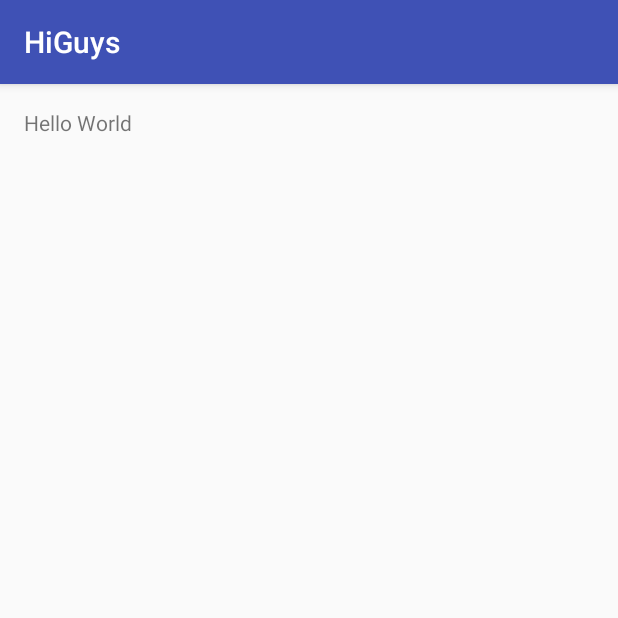
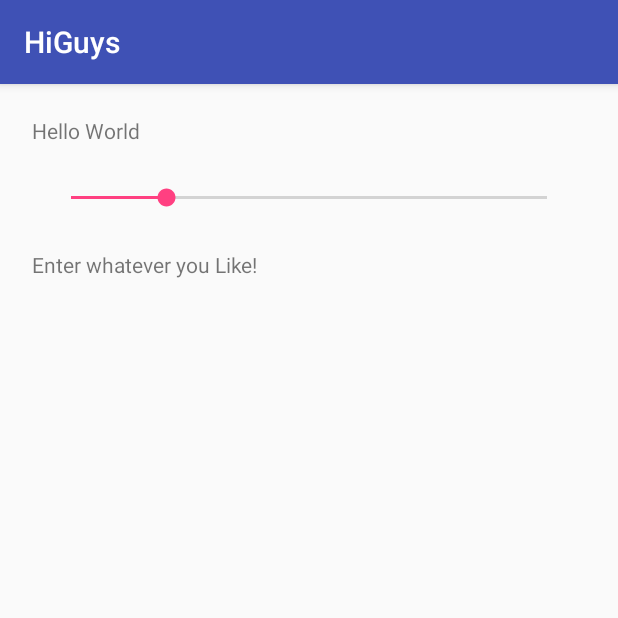
Before and after one commit to michaeldoody/MichaelDoody_ME433_2016, an Android app: the screen it shows after launch (MainActivity), on a phone screen of 412 x 824 dp, the top half of it. Run offline under Robolectric (Android 15) with nearby library versions, the phone set to English and light mode, and no system bars.

Commit message:
HW9
adding in slider bar

```diff
--- a/HW9/HelloWorld/app/src/main/java/com/example/michaeldoody/helloworld/MainActivity.java
+++ b/HW9/HelloWorld/app/src/main/java/com/example/michaeldoody/helloworld/MainActivity.java
@@ -2,12 +2,48 @@ package com.example.michaeldoody.helloworld;
 
 import android.support.v7.app.AppCompatActivity;
 import android.os.Bundle;
+import android.widget.SeekBar;
+import android.widget.SeekBar.OnSeekBarChangeListener;
+import android.widget.TextView;
 
 public class MainActivity extends AppCompatActivity {
+
+    SeekBar myControl;
+    TextView myTextView;
 
     @Override
     protected void onCreate(Bundle savedInstanceState) {
         super.onCreate(savedInstanceState);
         setContentView(R.layout.activity_main);
+
+        myControl = (SeekBar) findViewById(R.id.seek1);
+
+        myTextView = (TextView) findViewById(R.id.textView01);
+        myTextView.setText("Enter whatever you Like!");
+
+        setMyControlListener();
+    }
+
+    private void setMyControlListener() {
+        myControl.setOnSeekBarChangeListener(new OnSeekBarChangeListener() {
+
+            int progressChanged = 0;
+
+            @Override
+            public void onProgressChanged(SeekBar seekBar, int progress, boolean fromUser) {
+                progressChanged = progress;
+                myTextView.setText("The value is: "+progress);
+
+            }
+
+            @Override
+            public void onStartTrackingTouch(SeekBar seekBar) {
+            }
+
+            @Override
+            public void onStopTrackingTouch(SeekBar seekBar) {
+
+            }
+        });
     }
 }
--- a/HW9/HelloWorld/app/src/main/res/layout/activity_main.xml
+++ b/HW9/HelloWorld/app/src/main/res/layout/activity_main.xml
@@ -15,10 +15,29 @@
         android:layout_margin="5dp"
         android:orientation="vertical"
         android:visibility="visible">
-    </LinearLayout>
+
 
     <TextView
         android:layout_width="wrap_content"
         android:layout_height="wrap_content"
         android:text="Hello World" />
+
+    <SeekBar
+        android:id="@+id/seek1"
+        android:layout_width="fill_parent"
+        android:layout_height="wrap_content"
+        android:layout_margin="10dp"
+        android:progress="20"
+        android:secondaryProgress="20"
+        android:paddingTop="@dimen/activity_vertical_margin"
+        android:paddingBottom="@dimen/activity_vertical_margin"
+        />
+
+    <TextView
+        android:id="@+id/textView01"
+        android:text="initial value "
+        android:layout_width="wrap_content"
+        android:layout_height="wrap_content"
+        />
+    </LinearLayout>
 </RelativeLayout>
```
